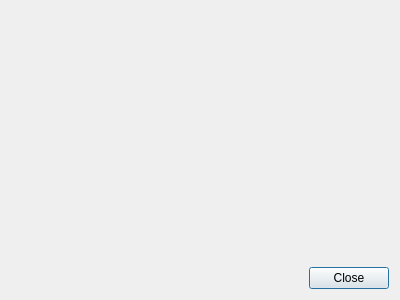
The window that ThongKe.ui (DuongNguyen0210/StoreProject) describes before a commit, drawn with Qt 5.
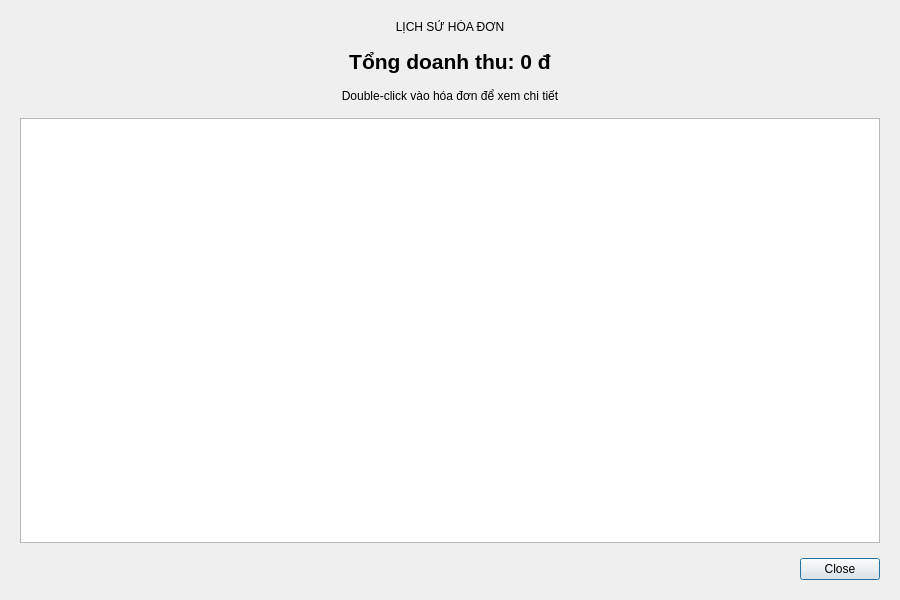
The same window after the commit. Icons and pictures are not drawn.

What changed in the file:
```diff
--- a/ThongKe.ui
+++ b/ThongKe.ui
@@ -6,8 +6,8 @@
    <rect>
     <x>0</x>
     <y>0</y>
-    <width>400</width>
-    <height>300</height>
+    <width>900</width>
+    <height>600</height>
    </rect>
   </property>
   <property name="windowTitle">
@@ -18,17 +18,71 @@
     <normaloff>:/icons/report.png</normaloff>:/icons/report.png</iconset>
   </property>
   <layout class="QVBoxLayout" name="verticalLayout">
+   <property name="spacing">
+    <number>15</number>
+   </property>
+   <property name="leftMargin">
+    <number>20</number>
+   </property>
+   <property name="topMargin">
+    <number>20</number>
+   </property>
+   <property name="rightMargin">
+    <number>20</number>
+   </property>
+   <property name="bottomMargin">
+    <number>20</number>
+   </property>
+   <item>
+    <widget class="QLabel" name="label">
+     <property name="text">
+      <string>LỊCH SỬ HÓA ĐƠN</string>
+     </property>
+     <property name="alignment">
+      <set>Qt::AlignmentFlag::AlignCenter</set>
+     </property>
+    </widget>
+   </item>
    <item>
     <widget class="QLabel" name="lblRevenue">
      <property name="font">
       <font>
-       <pointsize>24</pointsize>
+       <pointsize>16</pointsize>
        <bold>true</bold>
       </font>
      </property>
      <property name="text">
-      <string/>
+      <string>Tổng doanh thu: 0 đ</string>
      </property>
+     <property name="alignment">
+      <set>Qt::AlignmentFlag::AlignCenter</set>
+     </property>
+    </widget>
+   </item>
+   <item>
+    <widget class="QLabel" name="label_2">
+     <property name="text">
+      <string>Double-click vào hóa đơn để xem chi tiết</string>
+     </property>
+     <property name="alignment">
+      <set>Qt::AlignmentFlag::AlignCenter</set>
+     </property>
+    </widget>
+   </item>
+   <item>
+    <widget class="QTableView" name="billHistoryTable">
+     <property name="alternatingRowColors">
+      <bool>true</bool>
+     </property>
+     <attribute name="horizontalHeaderMinimumSectionSize">
+      <number>50</number>
+     </attribute>
+     <attribute name="verticalHeaderMinimumSectionSize">
+      <number>50</number>
+     </attribute>
+     <attribute name="verticalHeaderDefaultSectionSize">
+      <number>50</number>
+     </attribute>
     </widget>
    </item>
    <item>
```
Left out of the diff: 18 changed lines with no effect on the pictures.
